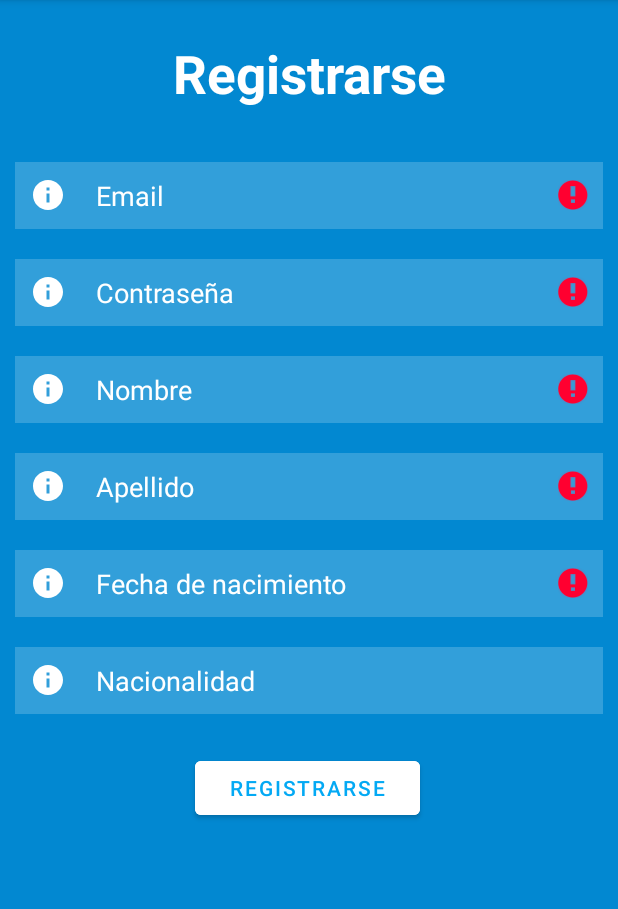
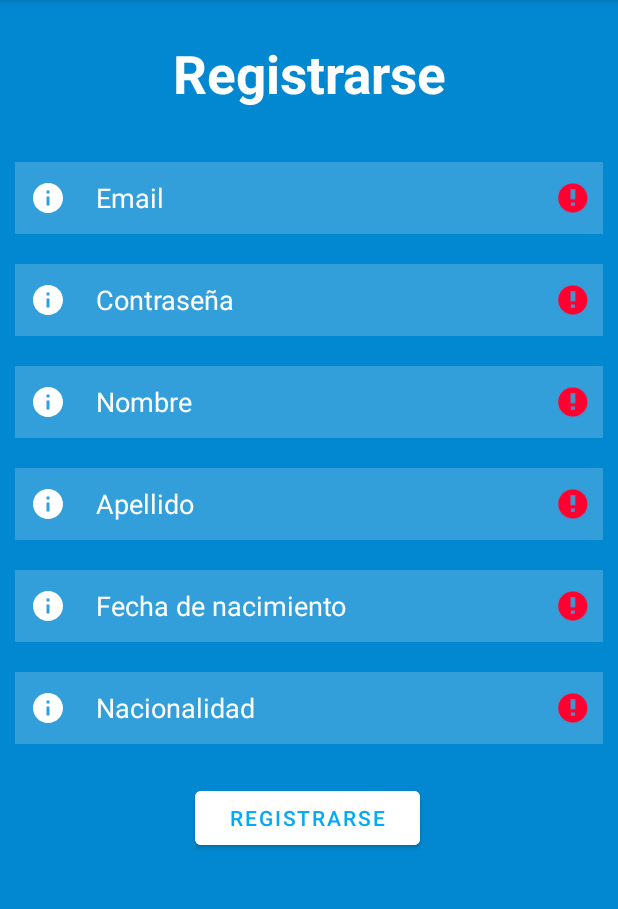
Before and after one commit to MartinMarandola/municipality-events-android, an Android app: the SignUpFragment screen opened through its navigation route, after a tap on "REGISTRARSE", on a phone screen of 412 x 824 dp, the part 84-993 px from its top. Run offline under Robolectric (Android 15) with nearby library versions, the phone set to English and light mode, and no system bars; our stand-ins replace Volley, navigation-ui; network calls fail.

```diff
--- a/app/src/main/java/com/ar/municipalityevents/SignUpFragment.kt
+++ b/app/src/main/java/com/ar/municipalityevents/SignUpFragment.kt
@@ -2,13 +2,10 @@ package com.ar.municipalityevents
 
 import android.content.Context
 import android.os.Bundle
-import android.text.TextUtils
 import android.util.Log
-import android.util.Patterns
 import android.view.LayoutInflater
 import android.view.View
 import android.view.ViewGroup
-import android.widget.EditText
 import android.widget.Toast
 import androidx.fragment.app.Fragment
 import androidx.navigation.fragment.findNavController
@@ -17,14 +14,17 @@ import com.android.volley.Request
 import com.android.volley.toolbox.JsonObjectRequest
 import com.android.volley.toolbox.Volley
 import com.ar.municipalityevents.databinding.FragmentSignupBinding
+import com.ar.municipalityevents.service.register.SignUpContract
+import com.ar.municipalityevents.service.register.SignUpService
 import org.json.JSONException
 import org.json.JSONObject
 
 /**
  * A simple [Fragment] subclass as the second destination in the navigation.
  */
-class SignUpFragment : Fragment() {
+class SignUpFragment : Fragment(), SignUpContract.View {
 
+    lateinit var service: SignUpService
     private var _binding: FragmentSignupBinding? = null
 
     // This property is only valid between onCreateView and
@@ -35,7 +35,8 @@ class SignUpFragment : Fragment() {
         inflater: LayoutInflater, container: ViewGroup?,
         savedInstanceState: Bundle?
     ): View {
-
+        service = SignUpService()
+        service.attachView(this)
         _binding = FragmentSignupBinding.inflate(inflater, container, false)
         return binding.root
 
@@ -47,9 +48,7 @@ class SignUpFragment : Fragment() {
         binding.date.setOnClickListener {showDatePickerDialog()}
 
         binding.buttonSignup.setOnClickListener {
-            if (checkDataEntered()){
-                signupUser()
-            }
+           this.signUp()
         }
     }
 
@@ -71,90 +70,55 @@ class SignUpFragment : Fragment() {
 
     }
 
-    private fun checkDataEntered(): Boolean{
-        var result = true
+    override fun signUp() {
+        val email = binding.email.text.toString()
+        val password = binding.password.text.toString()
+        val name = binding.name.text.toString().trim()
+        val surname = binding.surname.text.toString().trim()
+        val date = binding.date.text.toString()
+        val country = binding.country.text.toString().trim()
 
-        if (!isEmail(binding.email)) {
+        if(service.checkEmail(binding.email)) {
             binding.email.error = "Campo requerido"
-            result = false
+        }
+        if(service.checkString(name)){
+            binding.name.error = "Campo requerido"
+        }
+        if(service.checkString(surname)) {
+            binding.surname.error = "Campo requerido"
+        }
+        if(service.checkString(date)){
+            binding.date.error = "Campo requerido"
+        }
+        if(service.checkString(country)){
+            binding.country.error = "Campo requerido"
+        }
+        if(service.checkString(password)){
+            binding.password.error = "Campo requerido"
+        }else if (service.checkLength(binding.password)){
+            binding.password.error = "La contraseña debe tener entr 6 y 20 caracteres"
         }
 
-        if(isEmpty(binding.password)) {
-            binding.password.error = "Campo requerido"
-            result = false
-        } else if(checkLength(binding.password)){
-            binding.password.error = "La contraseña debe estar compuesta entre 6 y 20 carácteres"
-            result = false
-        }
-
-        if (isEmpty(binding.name)) {
-            binding.name.error = "Campo requerido"
-            result = false
-        }
-
-        if (isEmpty(binding.surname)) {
-            binding.surname.error = "Campo requerido"
-            result = false
-        }
-
-        if (isEmpty(binding.date)) {
-            binding.date.error = "Campo requerido"
-            result = false
-        }
-
-        return result
-    }
-
-    private fun checkLength(str: EditText, min: Int = 6, max: Int = 20): Boolean {
-        return str.length() < min || str.length() > max
-    }
-
-    private fun isEmpty(text: EditText): Boolean {
-        val str: CharSequence = text.text.toString()
-        return TextUtils.isEmpty(str)
-    }
-
-    private fun isEmail(text: EditText): Boolean {
-        val email: CharSequence = text.text.toString()
-        return !TextUtils.isEmpty(email) && Patterns.EMAIL_ADDRESS.matcher(email).matches()
-    }
-
-    private fun signupUser() {
-        val postUrl = "http://10.0.2.2:3000/users/signup"
-        val requestQueue = Volley.newRequestQueue(activity as Context)
-        val postData = JSONObject()
-        try {
-            postData.put("email", binding.email.text.toString() )
-            postData.put("password", binding.password.text.toString())
-            postData.put("name", binding.name.text.toString())
-            postData.put("surname", binding.surname.text.toString())
-            postData.put("date", binding.date.text.toString())
-            postData.put("country", binding.country.text.toString())
-        } catch (e: JSONException) {
-            e.printStackTrace()
-        }
-
-        val jsonObjectRequest = JsonObjectRequest(
-            Request.Method.POST, postUrl, postData,
-            { response ->
-                Log.e("RESPONSE", response.toString())
-                findNavController().navigate(R.id.action_SignUpFragment_to_LoginFragment) }
-        ) { error ->
-            error.printStackTrace()
-            Toast.makeText(activity as Context,"Error",Toast.LENGTH_SHORT).show()
-        }
-
-        jsonObjectRequest.retryPolicy = DefaultRetryPolicy(
-            0,
-            DefaultRetryPolicy.DEFAULT_MAX_RETRIES,
-            DefaultRetryPolicy.DEFAULT_BACKOFF_MULT
-        )
-
-        requestQueue.add(jsonObjectRequest)
+        service.signUp(email, password, name, surname, date, country, activity as Context)
     }
 
     override fun onDestroyView() {
         super.onDestroyView()
         _binding = null
     }
+
+    override fun navigateToLogin() {
+        findNavController().navigate(R.id.action_SignUpFragment_to_LoginFragment)
+    }
+    override fun showProgress() {
+        TODO("Not yet implemented")
+    }
+
+    override fun hideProgress() {
+        TODO("Not yet implemented")
+    }
+
+    override fun showMessage(msg: String) {
+        Toast.makeText(activity as Context,msg,Toast.LENGTH_SHORT).show()
+    }
 }
--- a/app/src/main/java/com/ar/municipalityevents/service/login/LoginService.kt
+++ b/app/src/main/java/com/ar/municipalityevents/service/login/LoginService.kt
@@ -22,7 +22,7 @@ class LoginService() : LoginContract.Service{
         this.loginUser(email, password, context)
         if(view!= null){
           //  view?.hideProgressBar()
-            view?.navigateToCalendar()
+
         }
     }
 
@@ -46,6 +46,7 @@ class LoginService() : LoginContract.Service{
             { response ->
                 Log.e("RESPONSE", response.toString())
                 view?.showMessage("LOGIN SUCCESSFUL")
+                view?.navigateToCalendar()
             }
         ) { error ->
             error.printStackTrace()
--- /dev/null
+++ b/app/src/main/java/com/ar/municipalityevents/service/register/SignUpContract.kt
@@ -0,0 +1,24 @@
+package com.ar.municipalityevents.service.register
+
+import android.content.Context
+import android.widget.EditText
+
+interface SignUpContract {
+
+    interface View{
+        fun navigateToLogin()
+        fun signUp()
+        fun showProgress()
+        fun hideProgress()
+        fun showMessage(msg: String)
+    }
+
+    interface Service{
+        fun attachView(view:View)
+        fun checkEmail(email: EditText): Boolean
+        fun checkString(str: String): Boolean
+        fun checkLength(str: EditText): Boolean
+        fun signUp(email: String, password: String, name: String, surname:String,
+                   date: String, country: String, context: Context)
+    }
+}
--- /dev/null
+++ b/app/src/main/java/com/ar/municipalityevents/service/register/SignUpService.kt
@@ -0,0 +1,84 @@
+package com.ar.municipalityevents.service.register
+
+import android.content.Context
+import android.util.Log
+import android.util.Patterns
+import android.widget.EditText
+import com.android.volley.DefaultRetryPolicy
+import com.android.volley.Request
+import com.android.volley.toolbox.JsonObjectRequest
+import com.android.volley.toolbox.Volley
+import org.json.JSONException
+import org.json.JSONObject
+
+class SignUpService : SignUpContract.Service{
+
+    var view: SignUpContract.View? = null
+
+    override fun attachView(view: SignUpContract.View) {
+       this.view = view
+    }
+
+    override fun checkEmail(email: EditText): Boolean {
+        val stringMail: CharSequence = email.text.toString()
+        return stringMail.isEmpty() && !Patterns.EMAIL_ADDRESS.matcher(stringMail).matches()
+    }
+
+    override fun checkLength(str: EditText): Boolean {
+        val min = 6
+        val max = 20
+        return str.length() < min || str.length() > max
+    }
+
+    override fun checkString(str: String): Boolean {
+        return str.isEmpty()
+    }
+
+    override fun signUp(
+        email: String,
+        password: String,
+        name: String,
+        surname: String,
+        date: String,
+        country: String,
+        context: Context
+    ) {
+        this.signupUser(email, password, name, surname, date, country, context)
+    }
+
+
+    private fun signupUser(email: String, password: String, name: String , surname: String, date: String,
+                           country: String, context: Context) {
+        val postUrl = "http://10.0.2.2:3000/users/signup"
+        val requestQueue = Volley.newRequestQueue(context)
+        val postData = JSONObject()
+        try {
+            postData.put("email", email )
+            postData.put("password", password)
+            postData.put("name", name)
+            postData.put("surname", surname)
+            postData.put("date", date)
+            postData.put("country", country)
+        } catch (e: JSONException) {
+            e.printStackTrace()
+        }
+
+        val jsonObjectRequest = JsonObjectRequest(
+            Request.Method.POST, postUrl, postData,
+            { response ->
+                Log.e("RESPONSE", response.toString())
+                view?.navigateToLogin() }
+        ) { error ->
+            error.printStackTrace()
+            view?.showMessage("Error")
+        }
+
+        jsonObjectRequest.retryPolicy = DefaultRetryPolicy(
+            0,
+            DefaultRetryPolicy.DEFAULT_MAX_RETRIES,
+            DefaultRetryPolicy.DEFAULT_BACKOFF_MULT
+        )
+
+        requestQueue.add(jsonObjectRequest)
+    }
+}
--- a/app/src/main/res/layout/fragment_signup.xml
+++ b/app/src/main/res/layout/fragment_signup.xml
@@ -22,96 +22,102 @@
         android:id="@+id/email"
         android:layout_width="match_parent"
         android:layout_height="wrap_content"
+        android:layout_margin="10dp"
         android:layout_marginBottom="20dp"
-        android:padding="10dp"
+        android:autofillHints="emailAddress"
         android:background="#30ffffff"
         android:drawableStart="@drawable/ic_baseline_info_24"
         android:drawablePadding="20dp"
-        android:layout_margin="10dp"
         android:hint="@string/email"
+        android:inputType="textEmailAddress"
+        android:minHeight="48dp"
+        android:padding="10dp"
         android:textColor="@color/white"
-        android:textColorHint="@color/white"
-        android:inputType="textEmailAddress"
-        android:autofillHints="emailAddress" />
+        android:textColorHint="@color/white" />
 
     <EditText
         android:id="@+id/password"
         android:layout_width="match_parent"
         android:layout_height="wrap_content"
+        android:layout_margin="10dp"
         android:layout_marginBottom="20dp"
-        android:padding="10dp"
         android:background="#30ffffff"
         android:drawableStart="@drawable/ic_baseline_info_24"
         android:drawablePadding="20dp"
-        android:layout_margin="10dp"
         android:hint="@string/password"
+        android:inputType="textPassword"
+        android:minHeight="48dp"
+        android:padding="10dp"
         android:textColor="@color/white"
-        android:textColorHint="@color/white"
-        android:inputType="textPassword" />
+        android:textColorHint="@color/white" />
 
     <EditText
         android:id="@+id/name"
         android:layout_width="match_parent"
         android:layout_height="wrap_content"
+        android:layout_margin="10dp"
         android:layout_marginBottom="20dp"
-        android:padding="10dp"
+        android:autofillHints="name"
         android:background="#30ffffff"
         android:drawableStart="@drawable/ic_baseline_info_24"
         android:drawablePadding="20dp"
-        android:layout_margin="10dp"
         android:hint="@string/name"
+        android:inputType="textPersonName"
+        android:minHeight="48dp"
+        android:padding="10dp"
         android:textColor="@color/white"
-        android:textColorHint="@color/white"
-        android:inputType="textPersonName"
-        android:autofillHints="name" />
+        android:textColorHint="@color/white" />
 
     <EditText
         android:id="@+id/surname"
         android:layout_width="match_parent"
         android:layout_height="wrap_content"
+        android:layout_margin="10dp"
         android:layout_marginBottom="20dp"
-        android:padding="10dp"
+        android:autofillHints="name"
         android:background="#30ffffff"
         android:drawableStart="@drawable/ic_baseline_info_24"
         android:drawablePadding="20dp"
-        android:layout_margin="10dp"
         android:hint="@string/surname"
+        android:inputType="textPersonName"
+        android:minHeight="48dp"
+        android:padding="10dp"
         android:textColor="@color/white"
-        android:textColorHint="@color/white"
-        android:inputType="textPersonName"
-        android:autofillHints="name" />
+        android:textColorHint="@color/white" />
 
     <EditText
         android:id="@+id/date"
         android:layout_width="match_parent"
         android:layout_height="wrap_content"
+        android:layout_margin="10dp"
         android:layout_marginBottom="20dp"
-        android:padding="10dp"
         android:background="#30ffffff"
+        android:clickable="false"
         android:drawableStart="@drawable/ic_baseline_info_24"
         android:drawablePadding="20dp"
-        android:layout_margin="10dp"
+        android:focusable="false"
         android:hint="@string/date"
+        android:inputType="date"
+        android:minHeight="48dp"
+        android:padding="10dp"
         android:textColor="@color/white"
-        android:textColorHint="@color/white"
-        android:inputType="date"
-        android:clickable="false"
-        android:focusable="false" />
+        android:textColorHint="@color/white" />
 
     <EditText
         android:id="@+id/country"
         android:layout_width="match_parent"
         android:layout_height="wrap_content"
+        android:layout_margin="10dp"
         android:layout_marginBottom="30dp"
-        android:padding="10dp"
         android:background="#30ffffff"
         android:drawableStart="@drawable/ic_baseline_info_24"
         android:drawablePadding="20dp"
-        android:layout_margin="10dp"
         android:hint="@string/country"
+        android:inputType="textPersonName"
+        android:minHeight="48dp"
+        android:padding="10dp"
         android:textColor="@color/white"
-        android:textColorHint="@color/white"
-        android:inputType="textPersonName" />
+        android:textColorHint="@color/white" />
 
     <com.google.android.material.button.MaterialButton
         android:id="@+id/button_signup"
```
